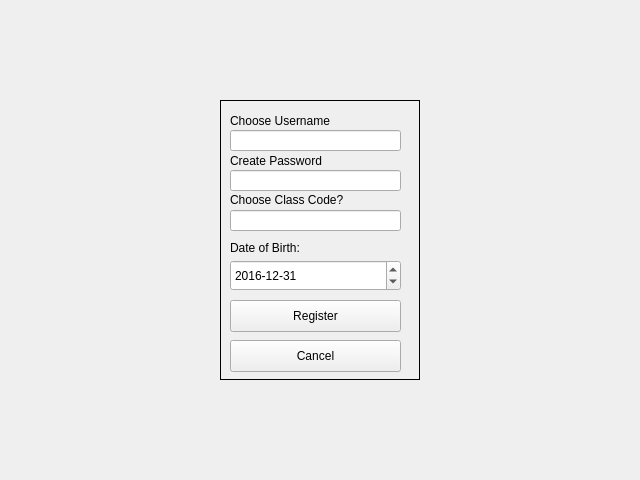
Old version of the form Client/teachreg.ui in the repository DatabasesWorks/Stacked_EducationalPlatform.
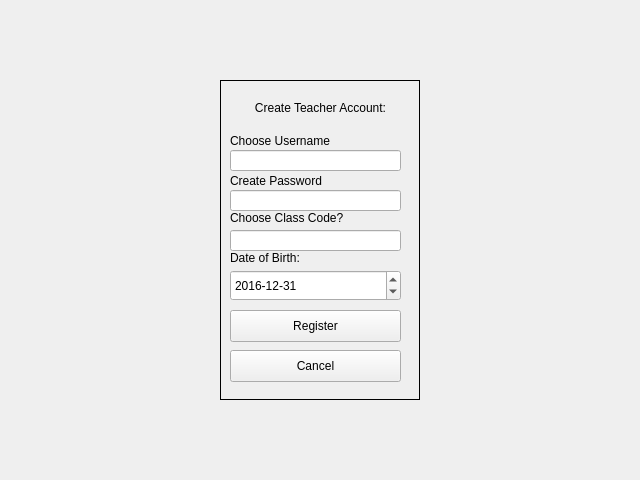
New version of the form.

What changed in the file:
```diff
--- a/Client/teachreg.ui
+++ b/Client/teachreg.ui
@@ -27,7 +27,7 @@
        <property name="minimumSize">
         <size>
          <width>200</width>
-         <height>280</height>
+         <height>320</height>
         </size>
        </property>
        <property name="autoFillBackground">
@@ -40,7 +40,7 @@
         <property name="geometry">
          <rect>
           <x>10</x>
-          <y>10</y>
+          <y>50</y>
           <width>131</width>
           <height>21</height>
          </rect>
@@ -53,7 +53,7 @@
         <property name="geometry">
          <rect>
           <x>10</x>
-          <y>50</y>
+          <y>90</y>
           <width>131</width>
           <height>21</height>
          </rect>
@@ -66,7 +66,7 @@
         <property name="geometry">
          <rect>
           <x>10</x>
-          <y>92</y>
+          <y>130</y>
           <width>131</width>
           <height>16</height>
          </rect>
@@ -79,16 +79,6 @@
         <property name="geometry">
          <rect>
           <x>10</x>
-          <y>30</y>
-          <width>171</width>
-          <height>21</height>
-         </rect>
-        </property>
-       </widget>
-       <widget class="QLineEdit" name="passEntry">
-        <property name="geometry">
-         <rect>
-          <x>10</x>
           <y>70</y>
           <width>171</width>
           <height>21</height>
@@ -105,11 +95,21 @@
          </rect>
         </property>
        </widget>
+       <widget class="QLineEdit" name="classEntry">
+        <property name="geometry">
+         <rect>
+          <x>10</x>
+          <y>150</y>
+          <width>171</width>
+          <height>21</height>
+         </rect>
+        </property>
+       </widget>
        <widget class="QPushButton" name="regButton">
         <property name="geometry">
          <rect>
           <x>10</x>
-          <y>200</y>
+          <y>230</y>
           <width>171</width>
           <height>32</height>
          </rect>
@@ -122,7 +122,7 @@
         <property name="geometry">
          <rect>
           <x>10</x>
-          <y>240</y>
+          <y>270</y>
           <width>171</width>
           <height>32</height>
          </rect>
@@ -135,7 +135,7 @@
         <property name="geometry">
          <rect>
           <x>10</x>
-          <y>160</y>
+          <y>190</y>
           <width>171</width>
           <height>31</height>
          </rect>
@@ -155,7 +155,7 @@
         <property name="geometry">
          <rect>
           <x>10</x>
-          <y>140</y>
+          <y>170</y>
           <width>151</width>
           <height>16</height>
          </rect>
@@ -164,6 +164,22 @@
          <string>Date of Birth:</string>
         </property>
        </widget>
+       <widget class="QLabel" name="label">
+        <property name="geometry">
+         <rect>
+          <x>20</x>
+          <y>20</y>
+          <width>161</width>
+          <height>16</height>
+         </rect>
+        </property>
+        <property name="text">
+         <string>Create Teacher Account:</string>
+        </property>
+        <property name="alignment">
+         <set>Qt::AlignCenter</set>
+        </property>
+       </widget>
       </widget>
      </item>
     </layout>
```
Left out of the diff: 2 changed lines with no effect on the pictures.
